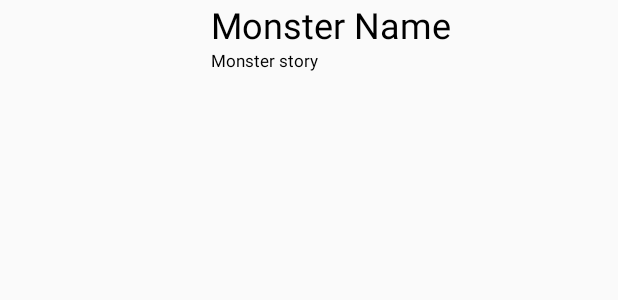
After one commit to galyanae/MonsterLunch, an Android app: the layout adapter_monster_choise.xml on its own in the app's theme, with its tools: preview values and no code run, on a phone screen of 412 x 824 dp. The commit adds this screen. Shown: the top 300 px of the screen. Run offline under Robolectric (Android 15) with nearby library versions, the phone set to English and light mode, and no system bars.

Commit message:
Monster Choose

```diff
--- a/app/src/main/java/galyanae/monsterlunch/Monster.java
+++ b/app/src/main/java/galyanae/monsterlunch/Monster.java
@@ -168,4 +168,5 @@ public class Monster {
     }
 
 
+
 }
--- a/app/src/main/java/galyanae/monsterlunch/WelcomeScrn.java
+++ b/app/src/main/java/galyanae/monsterlunch/WelcomeScrn.java
@@ -37,7 +37,7 @@ public class WelcomeScrn extends AppCompatActivity {
     }
 
     public void tOPlayScrn(View view) {
-            Intent i = new Intent(getApplicationContext(), MainActivity.class);
+            Intent i = new Intent(getApplicationContext(), MonsterChoose.class);
             startActivity(i);
 
     }
--- /dev/null
+++ b/app/src/main/res/layout/adapter_monster_choise.xml
@@ -0,0 +1,45 @@
+<?xml version="1.0" encoding="utf-8"?>
+<LinearLayout xmlns:android="http://schemas.android.com/apk/res/android"
+    android:orientation="vertical" android:layout_width="match_parent"
+    android:layout_height="match_parent"
+    android:layout_marginBottom="10dp">
+
+    <LinearLayout
+        android:orientation="horizontal"
+        android:layout_width="match_parent"
+        android:weightSum="10"
+        android:layout_height="wrap_content">
+
+        <ImageView
+            android:layout_width="130dp"
+            android:layout_height="150dp"
+            android:layout_margin="5dp"
+            android:scaleType="fitXY"
+            android:id="@+id/monsterImage" />
+
+        <LinearLayout
+            android:orientation="vertical"
+            android:layout_width="match_parent"
+            android:layout_height="wrap_content">
+
+            <TextView
+                android:layout_width="match_parent"
+                android:layout_height="wrap_content"
+                android:text="Monster Name"
+                android:textSize="24dp"
+                android:id="@+id/monsterName"
+                android:layout_gravity="center_horizontal"
+                android:textColor="#000000" />
+
+            <TextView
+                android:layout_width="match_parent"
+                android:layout_height="wrap_content"
+                android:text="Monster story"
+                android:textSize="11dp"
+                android:id="@+id/monsterStory"
+                android:layout_gravity="center_horizontal"
+                android:textColor="#000000" />
+        </LinearLayout>
+
+    </LinearLayout>
+</LinearLayout>
```
Also changed, not shown: app/src/main/java/galyanae/monsterlunch/AdapterMonster.java (+26 -5 lines), app/src/main/java/galyanae/monsterlunch/MainActivity.java (+8 -1 lines), app/src/main/java/galyanae/monsterlunch/MonsterChoose.java (+23 -18 lines), app/src/main/res/layout/activity_monster_choose.xml (+5 -47 lines).
